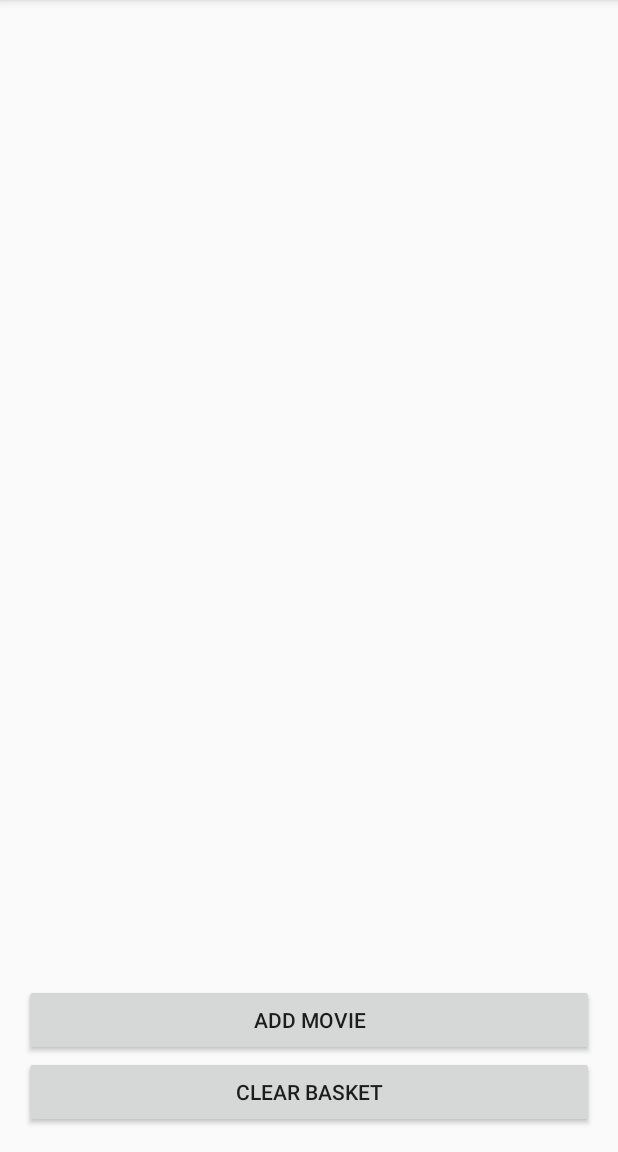
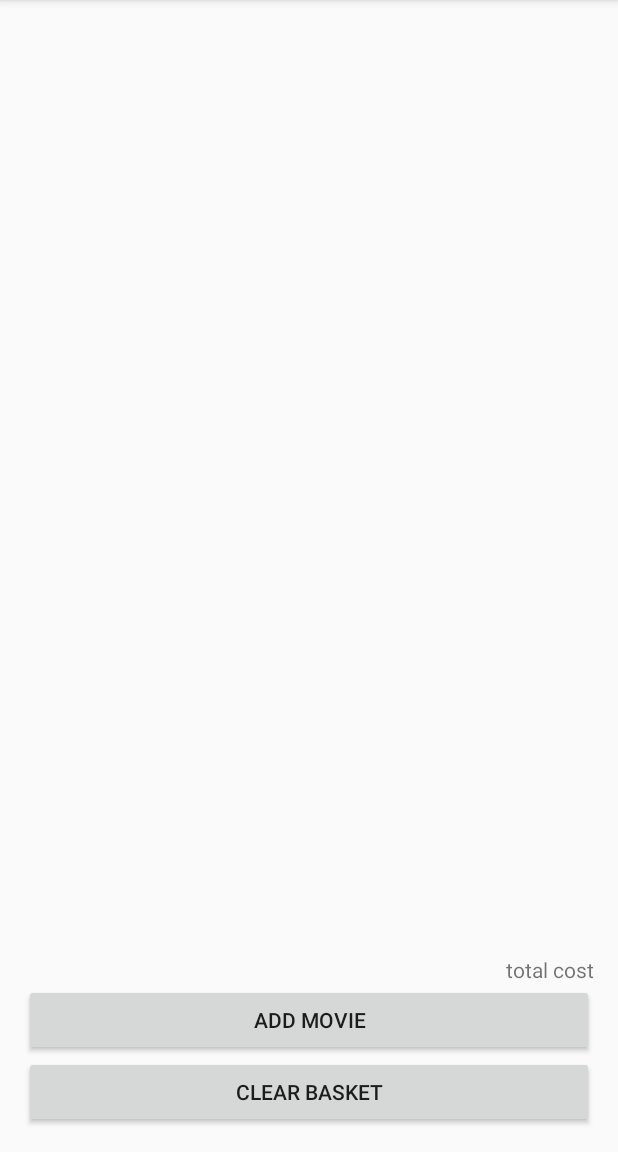
Before and after one commit to purisaid/Project, an Android app: the screen it shows after launch (MainActivity), on a phone screen of 412 x 824 dp, the part 84-1236 px from its top. Run offline under Robolectric (Android 15) with nearby library versions, the phone set to English and light mode, and no system bars.

Commit message:
updated
eiei

```diff
--- a/app/src/main/java/th/ac/tu/siit/its333/lab4exercise1/CourseDBHelper.java
+++ b/app/src/main/java/th/ac/tu/siit/its333/lab4exercise1/CourseDBHelper.java
@@ -7,7 +7,7 @@ import android.database.sqlite.SQLiteOpenHelper;
 public class CourseDBHelper extends SQLiteOpenHelper {
 
     private static final String name = "courses.sqlite3";
-    private static final int version = 3;
+    private static final int version = 4;
 
 
     public CourseDBHelper(Context ctx) {
@@ -19,6 +19,7 @@ public class CourseDBHelper extends SQLiteOpenHelper {
         String sql = "CREATE TABLE course (" +
                 "_id integer primary key autoincrement," +         // credit
                 "grade text not null," +            // letter grade e.g. A, B+
+                "price int default 0," +            // letter grade e.g. A, B+
                 "value real default 0.0);";         // grade value e.g. 4, 3.5
         db.execSQL(sql);
     }
--- a/app/src/main/java/th/ac/tu/siit/its333/lab4exercise1/ListCourseActivity.java
+++ b/app/src/main/java/th/ac/tu/siit/its333/lab4exercise1/ListCourseActivity.java
@@ -62,11 +62,13 @@ public class ListCourseActivity extends ActionBarActivity {
             if (resultCode == RESULT_OK) {
 
                 String grade = data.getStringExtra("grade");
+                int price = data.getIntExtra("price",0);
                 helper = new CourseDBHelper(this.getApplicationContext());
                 SQLiteDatabase db = helper.getWritableDatabase();
                 ContentValues r = new ContentValues();
 
                 r.put("grade", grade);
+                r.put("price", price);
                 r.put("value", 0.0);
                 long newId = db.insert("course", null, r);
 
--- a/app/src/main/java/th/ac/tu/siit/its333/lab4exercise1/MainActivity.java
+++ b/app/src/main/java/th/ac/tu/siit/its333/lab4exercise1/MainActivity.java
@@ -38,12 +38,12 @@ public class MainActivity extends ActionBarActivity implements
 
         helper = new CourseDBHelper(this);
         SQLiteDatabase db = helper.getReadableDatabase();
-        Cursor cursor = db.rawQuery("SELECT _id,grade FROM course;",null);
+        Cursor cursor = db.rawQuery("SELECT _id,grade,price FROM course;",null);
 
         adapter = new SimpleCursorAdapter(this,
-                android.R.layout.simple_list_item_1,
+                android.R.layout.simple_list_item_2,
                 cursor,
-                new String[] {"grade"},
+                new String[] {"grade","price"},
                 new int[] {android.R.id.text1,android.R.id.text2},
                 0);
 
@@ -156,7 +156,7 @@ public class MainActivity extends ActionBarActivity implements
 
             // retrieve a new collection of records
             Cursor cursor = db.rawQuery(
-                    "SELECT _id,grade FROM course;",
+                    "SELECT _id,grade,price FROM course;",
                     null);
 
             // update the adapter
--- a/app/src/main/java/th/ac/tu/siit/its333/lab4exercise1/action.java
+++ b/app/src/main/java/th/ac/tu/siit/its333/lab4exercise1/action.java
@@ -34,7 +34,10 @@ public class action extends ActionBarActivity {
 
         int rID = rg.getCheckedRadioButtonId();
         String grade = ((RadioButton)findViewById(rID)).getText().toString();
+        int price = 250;
         result.putExtra("grade", grade);
+       result.putExtra("price", price);
+
         this.setResult(RESULT_OK, result);
         this.finish();
     }
--- a/app/src/main/java/th/ac/tu/siit/its333/lab4exercise1/comady.java
+++ b/app/src/main/java/th/ac/tu/siit/its333/lab4exercise1/comady.java
@@ -34,7 +34,9 @@ public class comady extends ActionBarActivity {
 
         int rID = rg.getCheckedRadioButtonId();
         String grade = ((RadioButton)findViewById(rID)).getText().toString();
+       int price = 150;
         result.putExtra("grade", grade);
+       result.putExtra("price", price);
         this.setResult(RESULT_OK, result);
         this.finish();
     }
--- a/app/src/main/java/th/ac/tu/siit/its333/lab4exercise1/history.java
+++ b/app/src/main/java/th/ac/tu/siit/its333/lab4exercise1/history.java
@@ -34,7 +34,10 @@ public class history extends ActionBarActivity {
 
         int rID = rg2.getCheckedRadioButtonId();
         String grade = ((RadioButton)findViewById(rID)).getText().toString();
+        int price = 300;
         result.putExtra("grade", grade);
+      result.putExtra("price", price);
+
         this.setResult(RESULT_OK, result);
         this.finish();
     }
--- a/app/src/main/java/th/ac/tu/siit/its333/lab4exercise1/horror.java
+++ b/app/src/main/java/th/ac/tu/siit/its333/lab4exercise1/horror.java
@@ -34,7 +34,10 @@ public class horror extends ActionBarActivity {
 
         int rID = rg.getCheckedRadioButtonId();
         String grade = ((RadioButton)findViewById(rID)).getText().toString();
+        int price = 100;
         result.putExtra("grade", grade);
+        result.putExtra("price", price);
+
         this.setResult(RESULT_OK, result);
         this.finish();
     }
--- a/app/src/main/res/layout/activity_main.xml
+++ b/app/src/main/res/layout/activity_main.xml
@@ -32,5 +32,13 @@
         android:choiceMode="singleChoice"
         android:layout_above="@+id/btAdd" />
 
+    <TextView
+        android:layout_width="wrap_content"
+        android:layout_height="wrap_content"
+        android:text="total cost"
+        android:id="@+id/textView2"
+        android:layout_alignBottom="@+id/listView"
+        android:layout_alignParentEnd="true" />
+
 
 </RelativeLayout>
--- a/app/src/main/res/layout/catagories.xml
+++ b/app/src/main/res/layout/catagories.xml
@@ -1,7 +1,8 @@
 <?xml version="1.0" encoding="utf-8"?>
 <RelativeLayout xmlns:android="http://schemas.android.com/apk/res/android"
     android:layout_width="match_parent" android:layout_height="match_parent"
-    android:weightSum="1">
+    android:weightSum="1"
+    android:background="#ff9bffd3">
 
     <TextView
         android:layout_width="wrap_content"
```
